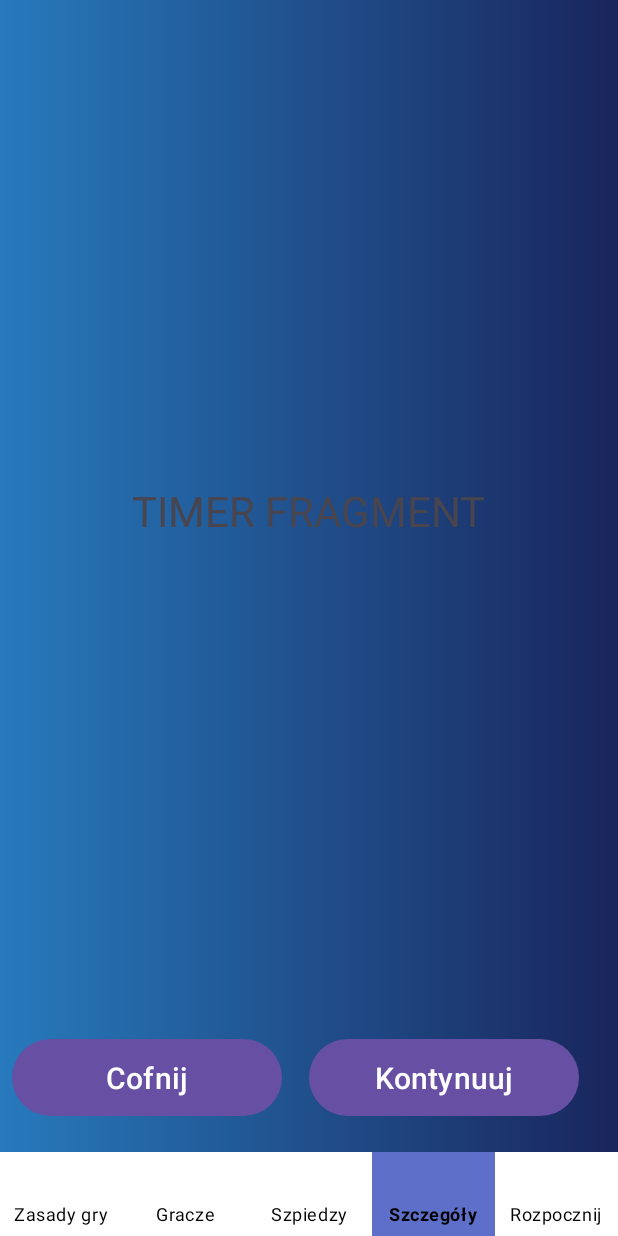
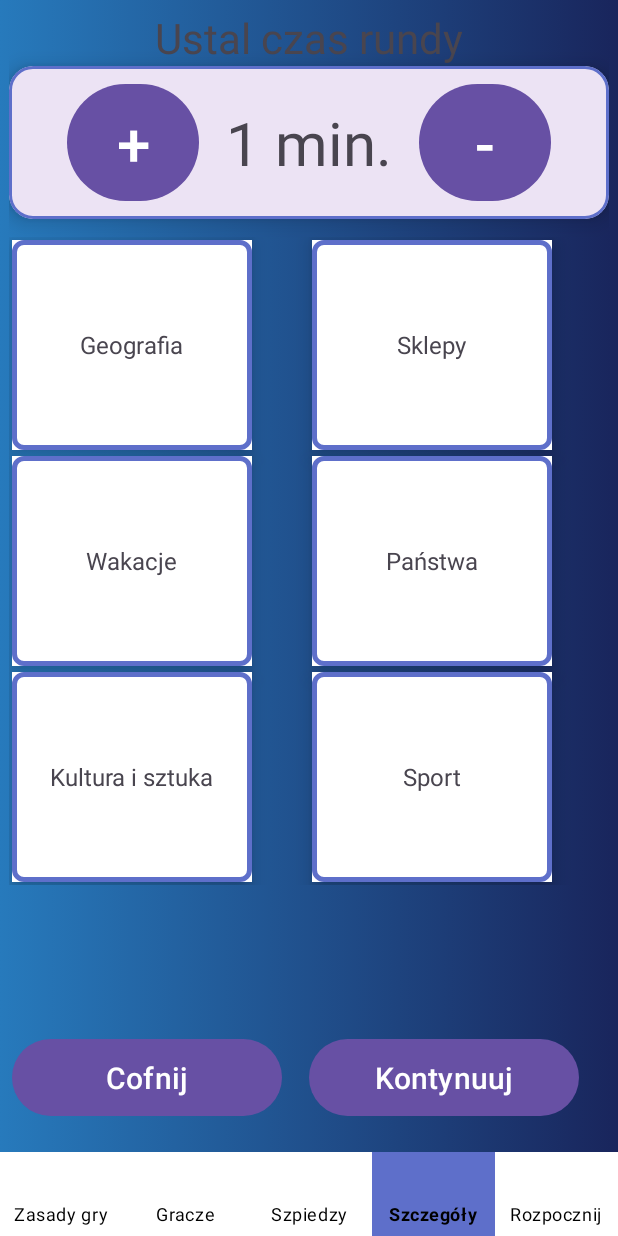
Before and after one commit to ernest-kaminski/Spy, an Android app: the SecondActivity screen opened directly, with no data from a screen before it, item 4 of the bottom bar chosen, on a phone screen of 412 x 824 dp. Run offline under Robolectric (Android 15) with nearby library versions, the phone set to English and light mode, and no system bars.

Commit message:
Ernest commit 22.11 implement CategoriesModel, Categories Adapter and update storing state when activity is running

```diff
--- a/app/src/main/java/com/example/spy/SecondActivity.java
+++ b/app/src/main/java/com/example/spy/SecondActivity.java
@@ -133,7 +133,7 @@ public class SecondActivity extends AppCompatActivity {
     @Override
     protected void onResume() {
         super.onResume();
-        SpyGameModel spyGameModel = new SpyGameModel(3,1);
+        SpyGameModel spyGameModel = new SpyGameModel(3,1,1);
         initializeSpyGameController(spyGameModel);
     }
 
--- /dev/null
+++ b/app/src/main/java/com/example/spy/adapters/CategoriesAdapter.java
@@ -0,0 +1,101 @@
+package com.example.spy.adapters;
+
+import static android.content.ContentValues.TAG;
+
+import android.annotation.SuppressLint;
+import android.content.Context;
+import android.util.Log;
+import android.view.LayoutInflater;
+import android.view.View;
+import android.view.ViewGroup;
+import android.widget.TextView;
+
+import androidx.annotation.NonNull;
+import androidx.recyclerview.widget.RecyclerView;
+
+import com.example.spy.R;
+import com.example.spy.models.CategoryModel;
+import com.google.android.material.card.MaterialCardView;
+
+import java.util.ArrayList;
+
+public class CategoriesAdapter extends RecyclerView.Adapter<CategoriesAdapter.ImageViewHolder> {
+
+    private ArrayList<CategoryModel> categories;
+    private OnItemClickInterface itemListener;
+
+    public CategoriesAdapter(ArrayList<CategoryModel>categories, OnItemClickInterface itemListener) {
+        this.categories = categories;
+        this.itemListener = itemListener;
+        //if(getItemCount() != 0){
+        //    categories.clear();
+        //}
+    }
+
+    @NonNull
+    @Override
+    public CategoriesAdapter.ImageViewHolder onCreateViewHolder(@NonNull ViewGroup parent, int viewType) {
+        Context context = parent.getContext();
+        View itemView = LayoutInflater.from(context).inflate(R.layout.cardview_details_item, parent, false);
+
+        return new CategoriesAdapter.ImageViewHolder(itemView);
+    }
+
+    @Override
+    public void onBindViewHolder(@NonNull CategoriesAdapter.ImageViewHolder holder, int position) {
+        CategoryModel category = categories.get(position);
+        holder.bind(category);
+    }
+
+    @Override
+    public int getItemCount() {
+        return categories.size();
+    }
+
+    public class ImageViewHolder extends RecyclerView.ViewHolder{
+        TextView cardviewTextView;
+        MaterialCardView materialCardViewDetails;
+        boolean isChecked = false;
+        public ImageViewHolder(@NonNull View itemView) {
+            super(itemView);
+            materialCardViewDetails = (MaterialCardView) itemView.findViewById(R.id.material_card_view_details);
+            cardviewTextView = (TextView) itemView.findViewById(R.id.cardview_item_textview);
+
+        }
+
+        public void bind(CategoryModel categoryModel){
+            cardviewTextView.setText(categoryModel.getCategoryName());
+
+            if(categoryModel.isChecked()){
+                materialCardViewDetails.setStrokeColor(materialCardViewDetails.getResources().getColor(R.color.green));
+                materialCardViewDetails.setBackground(materialCardViewDetails.getResources().getDrawable(R.color.lightGreen));
+
+            }else{
+                materialCardViewDetails.setStrokeColor(materialCardViewDetails.getResources().getColor(R.color.blue));
+                materialCardViewDetails.setBackground(materialCardViewDetails.getResources().getDrawable(R.color.white));
+            }
+            materialCardViewDetails.setOnClickListener(new View.OnClickListener() {
+                @Override
+                public void onClick(View v) {
+                    if(categoryModel.isChecked()){
+                        materialCardViewDetails.setStrokeColor(materialCardViewDetails.getResources().getColor(R.color.blue));
+                        materialCardViewDetails.setBackground(materialCardViewDetails.getResources().getDrawable(R.color.white));
+                        itemListener.onItemClickInterface(categoryModel, false);
+                        categoryModel.setChecked(false);
+                    }else{
+                        materialCardViewDetails.setStrokeColor(materialCardViewDetails.getResources().getColor(R.color.green));
+                        materialCardViewDetails.setBackground(materialCardViewDetails.getResources().getDrawable(R.color.lightGreen));
+                        itemListener.onItemClickInterface(categoryModel, true);
+                        categoryModel.setChecked(true);
+                    }
+                }
+            });
+        }
+
+    }
+
+    public interface OnItemClickInterface{
+        public void onItemClickInterface(CategoryModel categoryModel, boolean isChecked);
+    }
+
+}
--- a/app/src/main/java/com/example/spy/mainFragments/DetailsFragment.java
+++ b/app/src/main/java/com/example/spy/mainFragments/DetailsFragment.java
@@ -1,6 +1,8 @@
 package com.example.spy.mainFragments;
 
+import android.content.Context;
 import android.os.Bundle;
+import android.util.Log;
 import android.view.LayoutInflater;
 import android.view.View;
 import android.view.ViewGroup;
@@ -8,18 +10,66 @@ import android.view.ViewGroup;
 import androidx.annotation.NonNull;
 import androidx.annotation.Nullable;
 import androidx.fragment.app.Fragment;
+import androidx.recyclerview.widget.GridLayoutManager;
+import androidx.recyclerview.widget.RecyclerView;
 
 import com.example.spy.R;
+import com.example.spy.adapters.CategoriesAdapter;
+import com.example.spy.appRunner;
+import com.example.spy.models.CategoryModel;
+import com.example.spy.models.SpyGameModel;
 
-public class DetailsFragment extends Fragment {
+import java.util.ArrayList;
+
+public class DetailsFragment extends Fragment implements CategoriesAdapter.OnItemClickInterface {
+
+    private static final String TAG = "DetailsFragment";
+
+    private CategoriesAdapter categoriesAdapter;
+    private RecyclerView.LayoutManager layoutManager;
+    private RecyclerView recyclerView;
+    private SpyGameModel spyGameModel;
+    private Context context;
 
     @Nullable
     @Override
     public View onCreateView(@NonNull LayoutInflater inflater, @Nullable ViewGroup container, @Nullable Bundle savedInstanceState) {
-        View v = inflater.inflate(R.layout.timer_fragment, container, false);
+        View v = inflater.inflate(R.layout.details_fragment, container, false);
 
+        ArrayList<CategoryModel> categories = new ArrayList<CategoryModel>();
+        context = getActivity().getApplicationContext();
+        spyGameModel = ((appRunner) context).getSpyGameModel();
+
+        if(spyGameModel.getCategories().size() == 0){
+            categories.add(new CategoryModel(0, "Geografia", false));
+            categories.add(new CategoryModel(1, "Sklepy", false));
+            categories.add(new CategoryModel(2, "Wakacje", false));
+            categories.add(new CategoryModel(3, "Państwa", false));
+            categories.add(new CategoryModel(4, "Kultura i sztuka", false));
+            categories.add(new CategoryModel(5, "Sport", false));
+
+            spyGameModel.setCategories(categories);
+        }else{
+            categories = spyGameModel.getCategories();
+        }
+
+
+        recyclerView = v.findViewById(R.id.rv_details);
+        layoutManager = new GridLayoutManager(context, 2);
+        recyclerView.setLayoutManager(layoutManager);
+        categoriesAdapter = new CategoriesAdapter(categories, this);
+        recyclerView.setAdapter(categoriesAdapter);
 
 
         return v;
     }
+
+    public void onItemClickInterface(CategoryModel categoryModel, boolean isChecked){
+        if(isChecked){
+           spyGameModel.getCategories().get(categoryModel.getCategoryID()).setChecked(true);
+        }else{
+            spyGameModel.getCategories().get(categoryModel.getCategoryID()).setChecked(false);
+        }
+
+    }
 }
--- /dev/null
+++ b/app/src/main/java/com/example/spy/models/CategoryModel.java
@@ -0,0 +1,39 @@
+package com.example.spy.models;
+
+public class CategoryModel {
+    private int categoryID;
+    private String categoryName;
+    private boolean isChecked;
+
+    public int getCategoryID() {
+        return categoryID;
+    }
+
+    public void setCategoryID(int categoryID) {
+        this.categoryID = categoryID;
+    }
+
+    public String getCategoryName() {
+        return categoryName;
+    }
+
+    public void setCategoryName(String categoryName) {
+        this.categoryName = categoryName;
+    }
+
+    public boolean isChecked() {
+        return isChecked;
+    }
+
+    public void setChecked(boolean checked) {
+        isChecked = checked;
+    }
+
+    public CategoryModel(){}
+
+    public CategoryModel(int categoryID, String categoryName, boolean isChecked){
+        this.categoryID = categoryID;
+        this.categoryName = categoryName;
+        this.isChecked = isChecked;
+    }
+}
--- a/app/src/main/java/com/example/spy/models/SpyGameModel.java
+++ b/app/src/main/java/com/example/spy/models/SpyGameModel.java
@@ -5,19 +5,35 @@ import java.util.ArrayList;
 public class SpyGameModel {
     private int numberOfPlayers;
     private int numberOfSpies;
+    private int timeInMinutes;
     private ArrayList<String> playersNames;
+    private ArrayList<SpyWordModel> wordsWhichCanBeChosen;
+    private ArrayList<CategoryModel> categoriesIDs;
 
    public SpyGameModel(){
 
    }
 
-   public SpyGameModel(int numberOfPlayers, int numberOfSpies){
+   public SpyGameModel(int numberOfPlayers, int numberOfSpies, int timeInMinutes){
        this.numberOfPlayers = numberOfPlayers;
        this.numberOfSpies = numberOfSpies;
+       this.timeInMinutes = timeInMinutes;
        playersNames = new ArrayList<String>();
        for(int i =0; i<numberOfPlayers; i++){
            playersNames.add("");
        }
+
+       wordsWhichCanBeChosen = new ArrayList<SpyWordModel>();
+       categoriesIDs = new ArrayList<CategoryModel>();
+
+
+       //TO DO: przeniesienie danych do pliku JSON lub do chmury
+       categoriesIDs.add(new CategoryModel(0, "Geografia", false));
+       categoriesIDs.add(new CategoryModel(1, "Sklepy", false));
+       categoriesIDs.add(new CategoryModel(2, "Wakacje", false));
+       categoriesIDs.add(new CategoryModel(3, "Państwa", false));
+       categoriesIDs.add(new CategoryModel(4, "Kultura i sztuka", false));
+       categoriesIDs.add(new CategoryModel(5, "Sport", false));
    }
 
    public void setNumberOfPlayers(int numberOfPlayers){
@@ -36,6 +52,14 @@ public class SpyGameModel {
         this.numberOfSpies = numberOfSpies;
     }
 
+    public int getTimeInMinutes() {
+        return timeInMinutes;
+    }
+
+    public void setTimeInMinutes(int timeInMinutes) {
+        this.timeInMinutes = timeInMinutes;
+    }
+
     public ArrayList<String> getPlayersNames() {
         return playersNames;
     }
@@ -43,4 +67,20 @@ public class SpyGameModel {
     public void setPlayersNames(ArrayList<String> playersNames) {
         this.playersNames = playersNames;
     }
+
+    public ArrayList<SpyWordModel> getWordsWhichCanBeChosen() {
+        return wordsWhichCanBeChosen;
+    }
+
+    public void setWordsWhichCanBeChosen(ArrayList<SpyWordModel> wordsWhichCanBeChosen) {
+        this.wordsWhichCanBeChosen = wordsWhichCanBeChosen;
+    }
+
+    public ArrayList<CategoryModel> getCategories() {
+        return categoriesIDs;
+    }
+
+    public void setCategories(ArrayList<CategoryModel> chosenCategories) {
+        this.categoriesIDs = chosenCategories;
+    }
 }
--- /dev/null
+++ b/app/src/main/res/layout/cardview_details_item.xml
@@ -0,0 +1,25 @@
+<?xml version="1.0" encoding="utf-8"?>
+<com.google.android.material.card.MaterialCardView xmlns:android="http://schemas.android.com/apk/res/android"
+    android:id="@+id/material_card_view_details"
+    android:layout_width="160dp"
+    android:layout_height="140dp"
+    xmlns:app="http://schemas.android.com/apk/res-auto"
+    app:cardCornerRadius="8dp"
+    android:layout_margin="2dp"
+    app:cardElevation="8dp"
+    app:strokeWidth="3dp"
+    app:strokeColor="@color/blue"
+    android:background="@null"
+    >
+
+    <TextView
+        android:id="@+id/cardview_item_textview"
+        android:layout_width="wrap_content"
+        android:layout_height="wrap_content"
+        android:text="Geografia"
+        android:padding="8dp"
+        android:layout_gravity="center"
+        android:textSize="16sp"
+        />
+
+</com.google.android.material.card.MaterialCardView>
--- /dev/null
+++ b/app/src/main/res/layout/details_fragment.xml
@@ -0,0 +1,82 @@
+<?xml version="1.0" encoding="utf-8"?>
+<androidx.constraintlayout.widget.ConstraintLayout xmlns:android="http://schemas.android.com/apk/res/android"
+    android:layout_width="match_parent"
+    android:layout_height="match_parent"
+    xmlns:app="http://schemas.android.com/apk/res-auto"
+    android:padding="6dp">
+
+    <TextView
+        android:id="@+id/fragment_timer"
+        android:layout_width="wrap_content"
+        android:layout_height="wrap_content"
+        android:text="@string/string_set_timer"
+        android:textSize="28sp"
+        app:layout_constraintEnd_toEndOf="parent"
+        app:layout_constraintStart_toStartOf="parent"
+        app:layout_constraintTop_toTopOf="parent" />
+
+    <com.google.android.material.card.MaterialCardView
+        android:id="@+id/details_fragment_cardview"
+        android:layout_width="match_parent"
+        android:layout_height="wrap_content"
+        app:layout_constraintTop_toBottomOf="@id/fragment_timer"
+        app:layout_constraintStart_toStartOf="parent"
+        app:layout_constraintEnd_toEndOf="parent"
+        app:cardElevation="8dp"
+        app:strokeWidth="2dp"
+        app:strokeColor="@color/blue"
+        app:cardCornerRadius="16dp"
+        >
+
+    <androidx.appcompat.widget.LinearLayoutCompat
+        android:id="@+id/details_fragment_linear_layout_counter"
+        android:layout_width="match_parent"
+        android:layout_height="wrap_content"
+        android:orientation="horizontal"
+        android:padding="6dp"
+        android:gravity="center"
+        app:layout_constraintTop_toBottomOf="@id/fragment_players"
+        >
+
+        <Button
+            android:id="@+id/details_btn_plus"
+            android:layout_width="wrap_content"
+            android:layout_height="wrap_content"
+            android:text="+"
+            android:textSize="40sp"
+            android:padding="12dp"
+            />
+
+        <TextView
+            android:id="@+id/details_counter"
+            android:layout_width="wrap_content"
+            android:layout_height="wrap_content"
+            android:textSize="40sp"
+            android:text="1 min."
+            android:padding="18dp"
+
+            />
+
+        <Button
+            android:id="@+id/details_btn_minus"
+            android:layout_width="wrap_content"
+            android:layout_height="wrap_content"
+            android:text="-"
+            android:textSize="40sp"
+            android:padding="12dp"
+            />
+
+    </androidx.appcompat.widget.LinearLayoutCompat>
+    </com.google.android.material.card.MaterialCardView>
+
+    <androidx.recyclerview.widget.RecyclerView
+        android:id="@+id/rv_details"
+        android:layout_width="match_parent"
+        android:layout_height="wrap_content"
+        app:layout_constraintStart_toStartOf="parent"
+        app:layout_constraintTop_toBottomOf="@+id/details_fragment_cardview"
+        android:paddingTop="12dp"
+        android:paddingBottom="6dp"
+        />
+
+</androidx.constraintlayout.widget.ConstraintLayout>
--- a/app/src/main/res/layout/timer_fragment.xml
+++ /dev/null
@@ -1,18 +0,0 @@
-<?xml version="1.0" encoding="utf-8"?>
-<androidx.constraintlayout.widget.ConstraintLayout xmlns:android="http://schemas.android.com/apk/res/android"
-    android:layout_width="match_parent"
-    android:layout_height="match_parent"
-    xmlns:app="http://schemas.android.com/apk/res-auto">
-
-    <TextView
-        android:id="@+id/fragment_timer"
-        android:layout_width="wrap_content"
-        android:layout_height="wrap_content"
-        android:text="TIMER FRAGMENT"
-        android:textSize="28sp"
-        app:layout_constraintBottom_toBottomOf="parent"
-        app:layout_constraintEnd_toEndOf="parent"
-        app:layout_constraintStart_toStartOf="parent"
-        app:layout_constraintTop_toTopOf="parent" />
-
-</androidx.constraintlayout.widget.ConstraintLayout>
--- a/app/src/main/res/values/colors.xml
+++ b/app/src/main/res/values/colors.xml
@@ -3,4 +3,6 @@
     <color name="black">#FF000000</color>
     <color name="white">#FFFFFFFF</color>
     <color name="blue">#5E6FCA</color>
+    <color name="green">#187000</color>
+    <color name="lightGreen">#AEFC99</color>
 </resources>
--- a/app/src/main/res/values/strings.xml
+++ b/app/src/main/res/values/strings.xml
@@ -7,4 +7,5 @@
     <string name="string_proceed">Kontynuuj</string>
     <string name="string_back">Cofnij</string>
     <string name="string_begin_game">Rozpocznij</string>
+    <string name="string_set_timer">Ustal czas rundy</string>
 </resources>
```
Also changed, not shown: app/src/main/java/com/example/spy/mainFragments/SpiesFragment.java (+9 -1 lines), app/src/main/java/com/example/spy/models/SpyWordModel.java (added, +29 -0 lines), app/src/main/res/layout/players_fragment.xml (+11 -4 lines).
